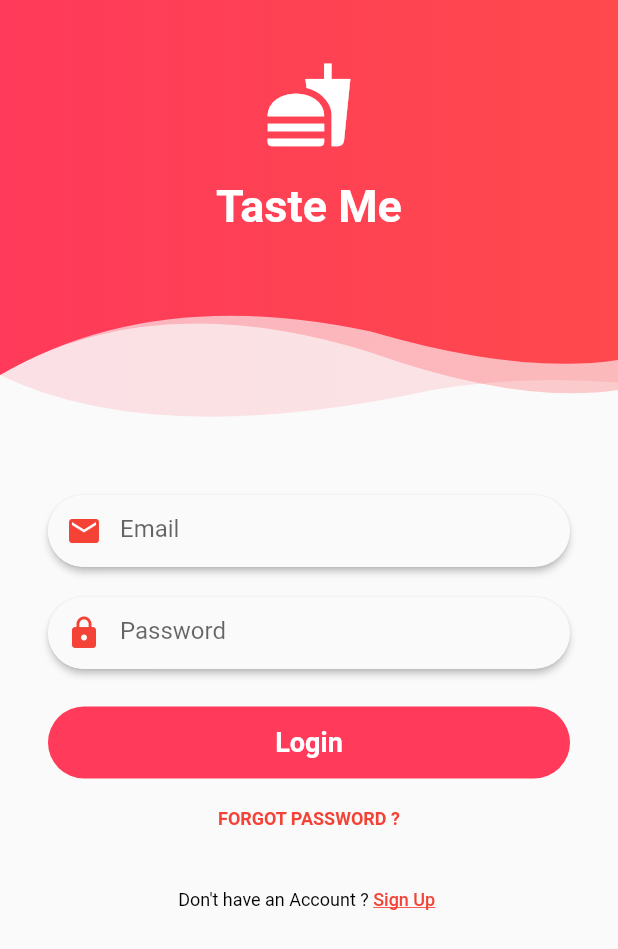
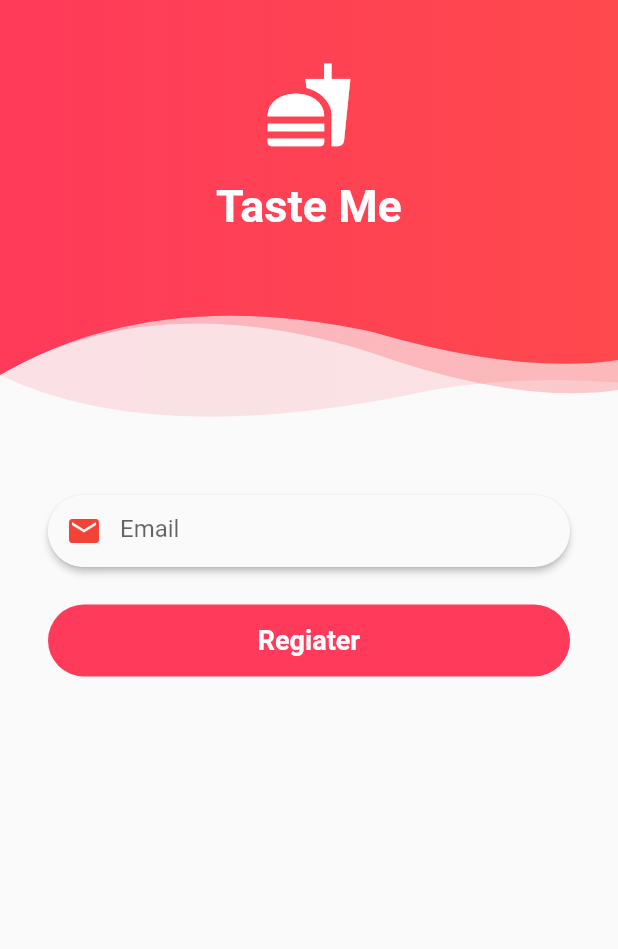
Before and after one commit to aditya442/londriku, a Flutter app: the Registrasi_page screen opened directly, on a phone screen of 412 x 824 dp. Shown: the top 949 px of the screen. Run offline on Flutter 3.47's test engine with Material 2 defaults, Android fonts, the phone set to English and light mode, and no system bars; our stand-ins replace flutter_secure_storage, flutter_swiper; accounts and stored records are empty.

Commit message:
upadte dua

```diff
--- a/lib/pages/registrasi_page.dart
+++ b/lib/pages/registrasi_page.dart
@@ -99,33 +99,6 @@ class RegisState extends State<Registrasi_page>{
                 ),
               ),
               SizedBox(
-                height: 20,
-              ),
-              Padding(
-                padding: EdgeInsets.symmetric(horizontal: 32),
-                child: Material(
-                  elevation: 2.0,
-                  borderRadius: BorderRadius.all(Radius.circular(30)),
-                  child: TextField(
-                    onChanged: (String value) {},
-                    cursorColor: Colors.deepOrange,
-                    decoration: InputDecoration(
-                        hintText: "Password",
-                        prefixIcon: Material(
-                          elevation: 0,
-                          borderRadius: BorderRadius.all(Radius.circular(30)),
-                          child: Icon(
-                            Icons.lock,
-                            color: Colors.red,
-                          ),
-                        ),
-                        border: InputBorder.none,
-                        contentPadding:
-                        EdgeInsets.symmetric(horizontal: 25, vertical: 13)),
-                  ),
-                ),
-              ),
-              SizedBox(
                 height: 25,
               ),
               Padding(
@@ -136,7 +109,7 @@ class RegisState extends State<Registrasi_page>{
                         color: Color(0xffff3a5a)),
                     child: FlatButton(
                       child: Text(
-                        "Login",
+                        "Regiater",
                         style: TextStyle(
                             color: Colors.white,
                             fontWeight: FontWeight.w700,
@@ -148,34 +121,6 @@ class RegisState extends State<Registrasi_page>{
               SizedBox(
                 height: 20,
               ),
-              Center(
-                child: Text(
-                  "FORGOT PASSWORD ?",
-                  style: TextStyle(
-                      color: Colors.red, fontSize: 12, fontWeight: FontWeight.w700),
-                ),
-              ),
-              SizedBox(
-                height: 40,
-              ),
-              Row(
-                mainAxisAlignment: MainAxisAlignment.center,
-                children: <Widget>[
-                  Text(
-                    "Don't have an Account ? ",
-                    style: TextStyle(
-                        color: Colors.black,
-                        fontSize: 12,
-                        fontWeight: FontWeight.normal),
-                  ),
-                  Text("Sign Up ",
-                      style: TextStyle(
-                          color: Colors.red,
-                          fontWeight: FontWeight.w500,
-                          fontSize: 12,
-                          decoration: TextDecoration.underline)),
-                ],
-              )
             ],
           ),
         ));
```
